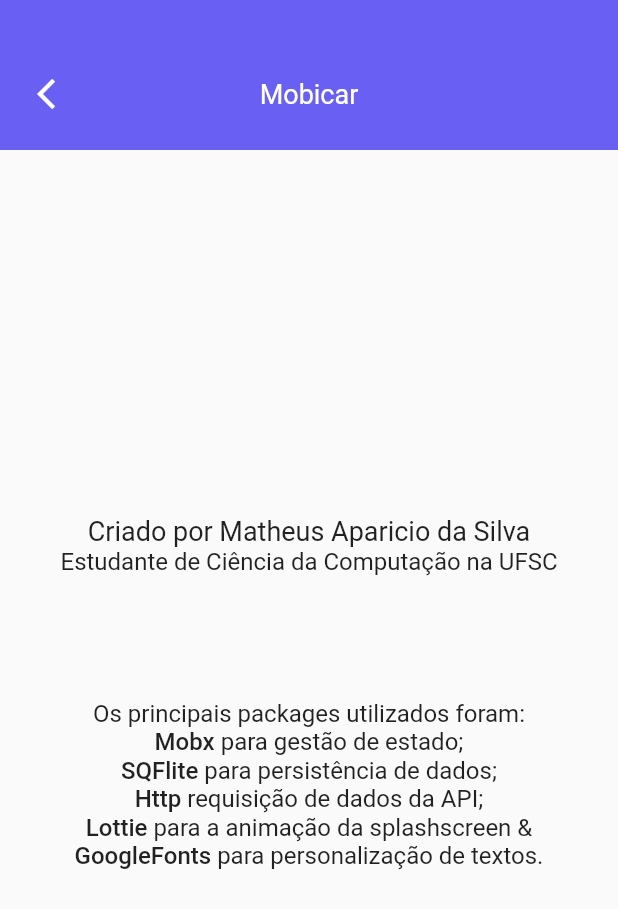
After one commit to matheusAparicio/carsRegister, a Flutter app: the AboutPage screen opened directly, on a phone screen of 412 x 824 dp. The commit adds this screen. Shown: the top 909 px of the screen. Run offline on Flutter 3.47's test engine with Material 2 defaults, Android fonts, the light colour scheme and no system bars; our stand-ins replace auto_size_text, flutter_mobx, font_awesome_flutter, google_fonts, lottie, mobx; generated files the repository leaves out were written again; network calls fail; project files that could hold a hidden picture were left out.

Commit message:
abou page created

```diff
--- a/lib/modules/ui/custom_widgets/add_car_dialog/components/add_car_dialog_info.dart
+++ b/lib/modules/ui/custom_widgets/add_car_dialog/components/add_car_dialog_info.dart
@@ -1,4 +1,3 @@
-import 'package:auto_size_text/auto_size_text.dart';
 import 'package:carsregister/modules/domain/mobx_state/register_state.dart';
 import 'package:carsregister/modules/domain/model/car_brand_entity.dart';
 import 'package:carsregister/modules/domain/model/car_model_entity.dart';
--- /dev/null
+++ b/lib/modules/ui/pages/about_page/about_page.dart
@@ -0,0 +1,24 @@
+import 'package:carsregister/modules/ui/pages/about_page/components/about_page_app_bar.dart';
+import 'package:carsregister/modules/ui/pages/about_page/components/about_page_body.dart';
+import 'package:carsregister/modules/ui/pages/home_page/components/home_page_drawer.dart';
+import 'package:flutter/material.dart';
+
+class AboutPage extends StatefulWidget {
+  const AboutPage({Key? key}) : super(key: key);
+
+  @override
+  State<AboutPage> createState() => _AboutPageState();
+}
+
+class _AboutPageState extends State<AboutPage> {
+  double appBarHeight = 100;
+  @override
+  Widget build(BuildContext context) {
+    return Scaffold(
+        appBar: PreferredSize(
+          child: AboutPageAppBar(appBarHeight: appBarHeight),
+          preferredSize: Size.fromHeight(appBarHeight),
+        ),
+        body: const AboutPageBody());
+  }
+}
--- /dev/null
+++ b/lib/modules/ui/pages/about_page/components/about_page_app_bar.dart
@@ -0,0 +1,65 @@
+import 'package:carsregister/modules/ui/pages/home_page/home_page.dart';
+import 'package:carsregister/modules/ui/utilities/app_colors.dart';
+import 'package:flutter/material.dart';
+import 'package:google_fonts/google_fonts.dart';
+
+class AboutPageAppBar extends StatefulWidget {
+  double appBarHeight;
+  AboutPageAppBar({Key? key, required this.appBarHeight}) : super(key: key);
+
+  @override
+  State<AboutPageAppBar> createState() => _AboutPageAppBarState();
+}
+
+class _AboutPageAppBarState extends State<AboutPageAppBar> {
+  @override
+  Widget build(BuildContext context) {
+    return Container(
+      width: MediaQuery.of(context).size.width,
+      height: widget.appBarHeight,
+      decoration: BoxDecoration(
+        color: AppColors().primaryColor,
+      ),
+      child: Column(
+        mainAxisAlignment: MainAxisAlignment.spaceEvenly,
+        children: [
+          const SizedBox(),
+          Row(
+              mainAxisAlignment: MainAxisAlignment.spaceBetween,
+              crossAxisAlignment: CrossAxisAlignment.center,
+              children: [
+                MouseRegion(
+                  cursor: SystemMouseCursors.click,
+                  child: GestureDetector(
+                    onTap: () {
+                      Navigator.pushReplacement(
+                        context,
+                        MaterialPageRoute(
+                            builder: (context) => const HomePage()),
+                      );
+                    },
+                    child: SizedBox(
+                      width: MediaQuery.of(context).size.width * .15,
+                      child: const Icon(
+                        Icons.arrow_back_ios_new,
+                        color: Colors.white,
+                      ),
+                    ),
+                  ),
+                ),
+                Text(
+                  "Mobicar",
+                  style: GoogleFonts.roboto(
+                    color: Colors.white,
+                    fontSize: 18,
+                  ),
+                ),
+                SizedBox(
+                  width: MediaQuery.of(context).size.width * .15,
+                )
+              ]),
+        ],
+      ),
+    );
+  }
+}
--- /dev/null
+++ b/lib/modules/ui/pages/about_page/components/about_page_body.dart
@@ -0,0 +1,80 @@
+import 'package:flutter/material.dart';
+import 'package:google_fonts/google_fonts.dart';
+
+class AboutPageBody extends StatefulWidget {
+  const AboutPageBody({Key? key}) : super(key: key);
+
+  @override
+  State<AboutPageBody> createState() => _AboutPageBodyState();
+}
+
+class _AboutPageBodyState extends State<AboutPageBody> {
+
+  TextStyle textStyle({FontWeight weight=FontWeight.w400, double fontSize=16}) {
+    return GoogleFonts.roboto(
+              fontSize: fontSize,
+              fontWeight: weight,
+            );
+  }
+
+  @override
+  Widget build(BuildContext context) {
+    return SizedBox(
+      width: MediaQuery.of(context).size.width,
+      height: MediaQuery.of(context).size.height,
+      child: Column(
+        mainAxisAlignment: MainAxisAlignment.center,
+        crossAxisAlignment: CrossAxisAlignment.center,
+        children: [
+          Text.rich(
+            TextSpan(
+              text: "Criado por Matheus Aparicio da Silva\n",
+              children: <TextSpan>[
+                TextSpan(text: "Estudante de Ciência da Computação na UFSC", style: textStyle()),
+                const TextSpan(text: ""),
+              ],
+            ),
+            style: textStyle(fontSize: 18),
+            textAlign: TextAlign.center,
+          ),
+          SizedBox(
+            height: MediaQuery.of(context).size.height * .1
+          ),
+          Text.rich(
+            TextSpan(
+              text: "Os principais packages utilizados foram:\n",
+              children: <TextSpan>[
+                TextSpan(text: "Mobx ", style: textStyle(weight: FontWeight.w500)),
+                const TextSpan(text: "para gestão de estado;\n"),
+                TextSpan(text: "SQFlite ", style: textStyle(weight: FontWeight.w500)),
+                const TextSpan(text: "para persistência de dados;\n"),
+                TextSpan(text: "Http ", style: textStyle(weight: FontWeight.w500)),
+                const TextSpan(text: "requisição de dados da API;\n"),
+                TextSpan(text: "Lottie ", style: textStyle(weight: FontWeight.w500)),
+                const TextSpan(text: "para a animação da splashscreen &\n"),
+                TextSpan(text: "GoogleFonts ", style: textStyle(weight: FontWeight.w500)),
+                const TextSpan(text: "para personalização de textos."),
+              ],
+            ),
+            style: textStyle(),
+            textAlign: TextAlign.center,
+          ),
+
+          /*
+          """Os principais packages utilizados foram:
+Mobx para gestão de estado;
+SQFlite para persistência de dados;
+Http para requisição de dados da API;
+Lottie para a animação da splashscreen &
+GoogleFonts para personalização de textos.""",
+            style: GoogleFonts.roboto(
+              fontSize: 16,
+              fontWeight: FontWeight.w400,
+            ),
+            textAlign: TextAlign.center,
+            */
+        ],
+      ),
+    );
+  }
+}
```
Also changed, not shown: lib/modules/domain/mobx_state/register_state.dart (+13 -0 lines), lib/modules/ui/custom_widgets/add_car_dialog/add_car_dialog.dart (+11 -3 lines), lib/modules/ui/custom_widgets/drawer_button.dart (+6 -1 lines), lib/modules/ui/custom_widgets/main_button.dart (+9 -6 lines), lib/modules/ui/pages/home_page/components/home_page_drawer.dart (+8 -0 lines), lib/modules/domain/mobx_state/register_state.g.dart.
